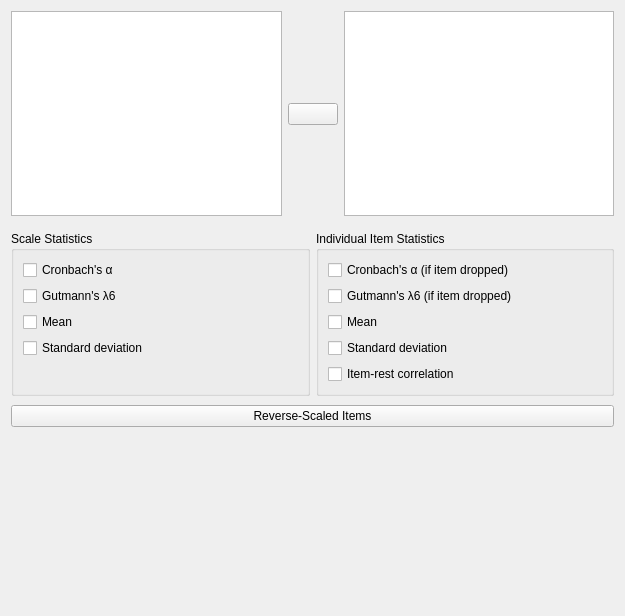
This is JASP-Desktop/analysisforms/reliabilityanalysisform.ui in jasp-stats/jasp-desktop as Qt 5 draws it before an edit. The edited form follows.
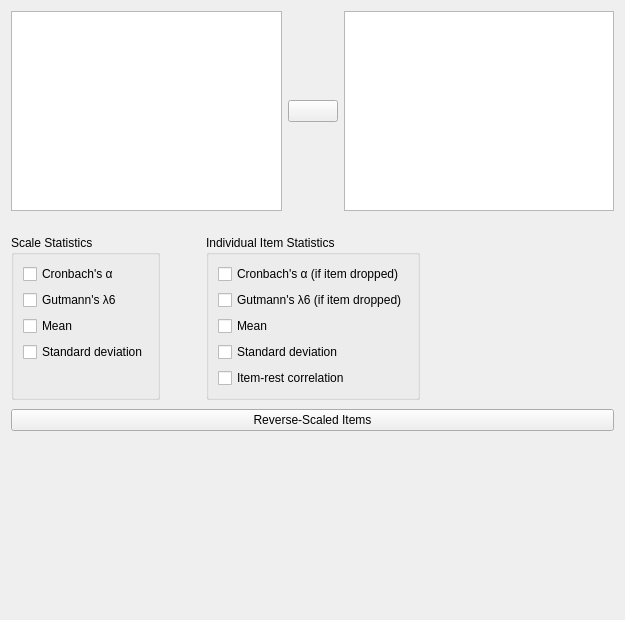
This is the edited form. Custom widgets are drawn as their Qt base class.

Commit message: Reliability Analysis: small tweaks

The edit to the form file:
```diff
--- a/JASP-Desktop/analysisforms/reliabilityanalysisform.ui
+++ b/JASP-Desktop/analysisforms/reliabilityanalysisform.ui
@@ -13,8 +13,8 @@
   <property name="windowTitle">
    <string>Form</string>
   </property>
-  <layout class="QGridLayout" name="gridLayout_2">
-   <item row="0" column="0" colspan="2">
+  <layout class="QGridLayout" name="gridLayout_6">
+   <item row="0" column="0">
     <widget class="QWidget" name="topWidget" native="true">
      <layout class="QGridLayout" name="gridLayout_3">
       <property name="leftMargin">
@@ -104,6 +104,24 @@
     </widget>
    </item>
    <item row="1" column="0">
+    <widget class="QWidget" name="gridLayout_7" native="true">
+     <property name="sizePolicy">
+      <sizepolicy hsizetype="Fixed" vsizetype="Fixed">
+       <horstretch>0</horstretch>
+       <verstretch>0</verstretch>
+      </sizepolicy>
+     </property>
+     <layout class="QGridLayout" name="gridLayout_2">
+      <property name="leftMargin">
+       <number>0</number>
+      </property>
+      <property name="rightMargin">
+       <number>0</number>
+      </property>
+      <property name="bottomMargin">
+       <number>0</number>
+      </property>
+      <item row="0" column="0">
     <widget class="BoundGroupBox" name="totalScaleStats">
      <property name="sizePolicy">
       <sizepolicy hsizetype="Preferred" vsizetype="Preferred">
@@ -162,7 +180,7 @@
      </layout>
     </widget>
    </item>
-   <item row="1" column="1">
+      <item row="0" column="2">
     <widget class="BoundGroupBox" name="itemStats">
      <property name="title">
       <string>Individual Item Statistics</string>
@@ -206,7 +224,23 @@
      </layout>
     </widget>
    </item>
-   <item row="2" column="0" colspan="2">
+      <item row="0" column="1">
+       <spacer name="horizontalSpacer">
+        <property name="orientation">
+         <enum>Qt::Horizontal</enum>
+        </property>
+        <property name="sizeHint" stdset="0">
+         <size>
+          <width>40</width>
+          <height>20</height>
+         </size>
+        </property>
+       </spacer>
+      </item>
+     </layout>
+    </widget>
+   </item>
+   <item row="2" column="0">
     <widget class="QWidget" name="revScaledItemsBox" native="true">
      <layout class="QGridLayout" name="gridLayout_4">
       <property name="leftMargin">
```
Left out of the diff: 92 changed lines with no effect on the pictures. Lines whose indentation alone changed are shown as unchanged. The commit also changes 1 other file.
